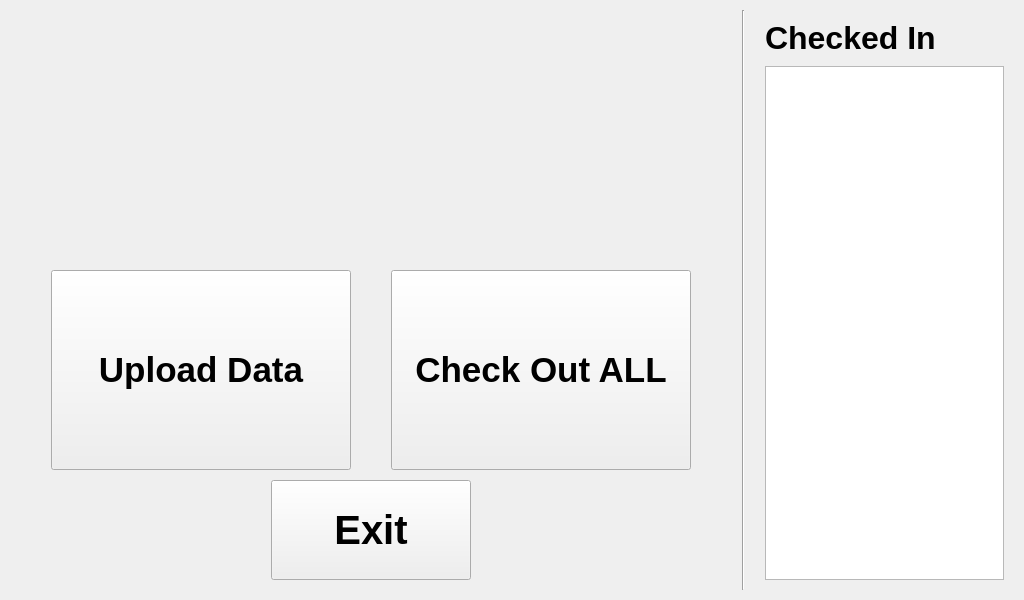
Old version of the form gui/Ui_AdminWindow.ui in the repository jonwoodard/TimeTrack4237.
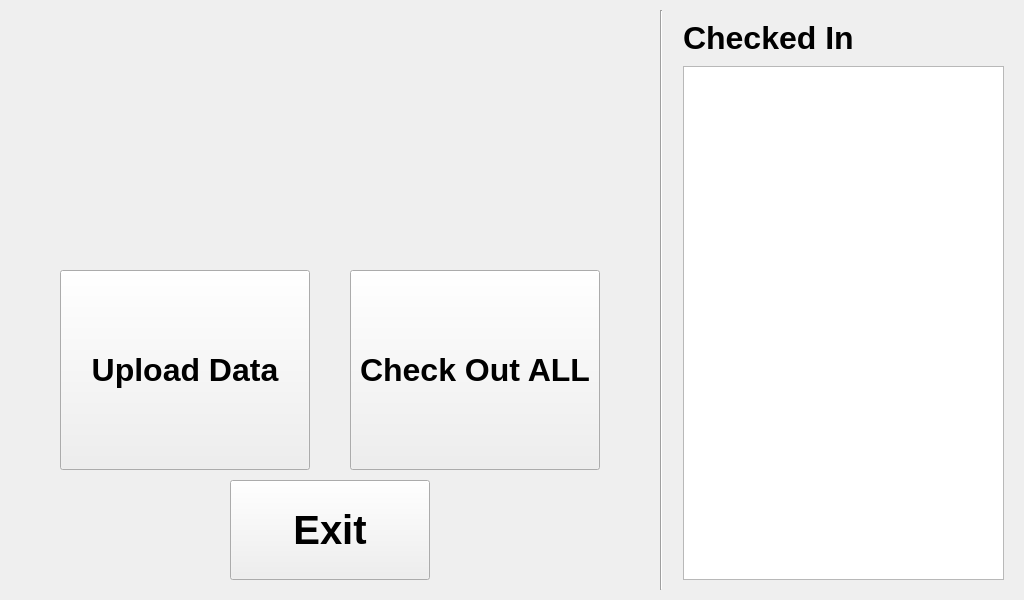
New version of the form. Icons and pictures are not drawn.

What changed in the file:
```diff
--- a/gui/Ui_AdminWindow.ui
+++ b/gui/Ui_AdminWindow.ui
@@ -142,13 +142,13 @@
          </property>
          <property name="minimumSize">
           <size>
-           <width>300</width>
+           <width>250</width>
            <height>200</height>
           </size>
          </property>
          <property name="font">
           <font>
-           <pointsize>26</pointsize>
+           <pointsize>24</pointsize>
            <weight>75</weight>
            <bold>true</bold>
           </font>
@@ -187,13 +187,13 @@
          </property>
          <property name="minimumSize">
           <size>
-           <width>300</width>
+           <width>250</width>
            <height>200</height>
           </size>
          </property>
          <property name="font">
           <font>
-           <pointsize>26</pointsize>
+           <pointsize>24</pointsize>
            <weight>75</weight>
            <bold>true</bold>
           </font>
@@ -344,9 +344,15 @@
      </item>
      <item>
       <widget class="QListView" name="checkedInList">
+       <property name="minimumSize">
+        <size>
+         <width>300</width>
+         <height>0</height>
+        </size>
+       </property>
        <property name="maximumSize">
         <size>
-         <width>380</width>
+         <width>375</width>
          <height>16777215</height>
         </size>
        </property>
```
